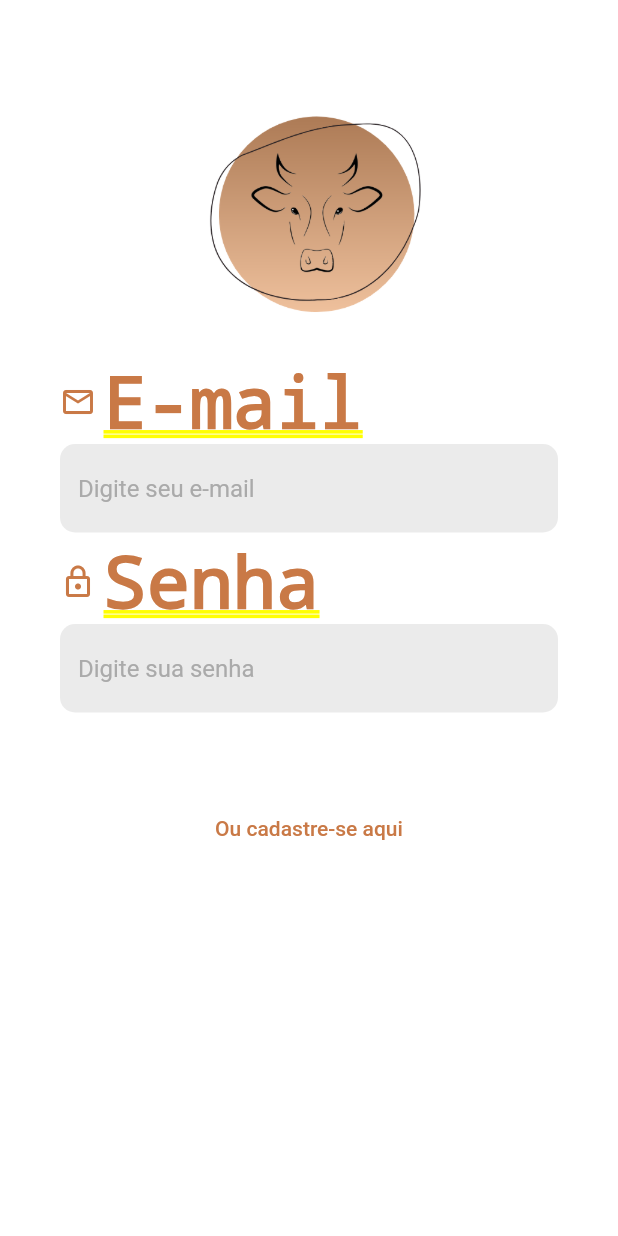
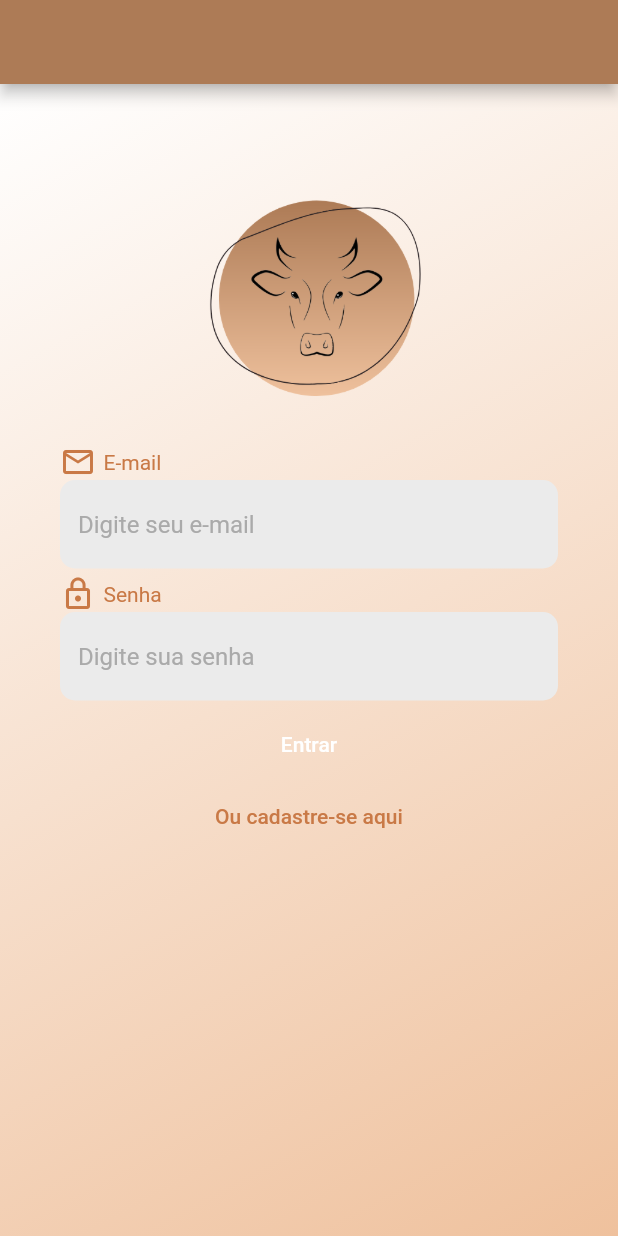
Before and after one commit to UnBArqDsw/2020.1_G13_iGado_Mobile, a Flutter app: the LoginPage screen opened by its route, on a phone screen of 412 x 824 dp. Run offline on Flutter 3.47's test engine with Material 2 defaults, Android fonts, the phone set to English and light mode, and no system bars; our stand-ins replace flutter_dotenv, rflutter_alert; network calls fail.

```diff
--- a/lib/routes.dart
+++ b/lib/routes.dart
@@ -1,7 +1,6 @@
 import 'package:flutter/material.dart';
 import 'package:igado_front/screens/main_screen.dart';
 import 'package:igado_front/screens/register_screen.dart';
-import 'screens/splash_screen.dart';
 import 'screens/login_screen.dart';
 import 'screens/profile_screen.dart';
 
--- a/lib/screens/login_screen.dart
+++ b/lib/screens/login_screen.dart
@@ -34,7 +34,15 @@ class _LoginPageState extends State<LoginPage> {
 
   @override
   Widget build(BuildContext context) {
-    return SingleChildScrollView(
+    return Scaffold(
+      appBar: AppBar(
+        backgroundColor: kBrown2,
+        automaticallyImplyLeading: false,
+      ),
+      body: Container(
+        height: MediaQuery.of(context).size.height,
+        decoration: kBackgroundTheme,
+        child: SingleChildScrollView(
           padding: const EdgeInsets.all(40.0),
           child: Column(
             children: [
@@ -71,8 +79,10 @@ class _LoginPageState extends State<LoginPage> {
                                 };
                                 response = loginService.login(data);
                                 response
-                                .then((value) =>
-                                    {Navigator.pushNamed(context, '/profile')})
+                                    .then((value) => {
+                                          Navigator.pushNamed(
+                                              context, '/profile')
+                                        })
                                     .catchError(() => {print('deu ruim')});
                                 print('kk');
                               });
@@ -100,6 +110,8 @@ class _LoginPageState extends State<LoginPage> {
               ),
             ],
           ),
+        ),
+      ),
     );
   }
 }
```
Also changed, not shown: lib/screens/main_screen.dart (+14 -17 lines), lib/screens/profile_screen.dart (+0 -7 lines), lib/screens/register_screen.dart (+21 -12 lines), lib/utils/destination.dart (added, +15 -0 lines). Lines whose indentation alone changed are shown as unchanged.
